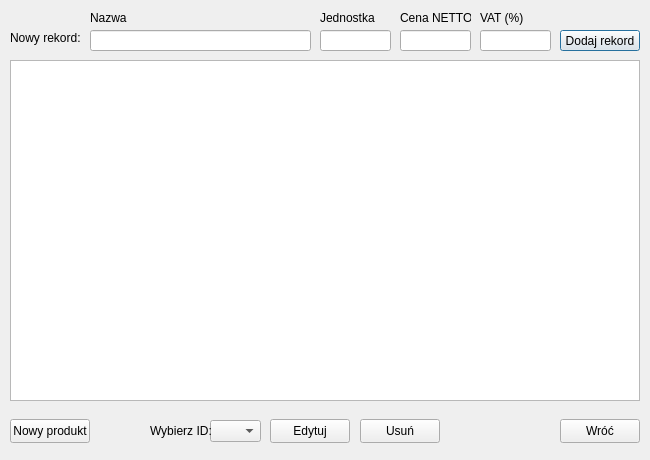
Above: productswindow.ui from DzimiX/ProgramSprzedazowy before the change. Below: the same form after it.
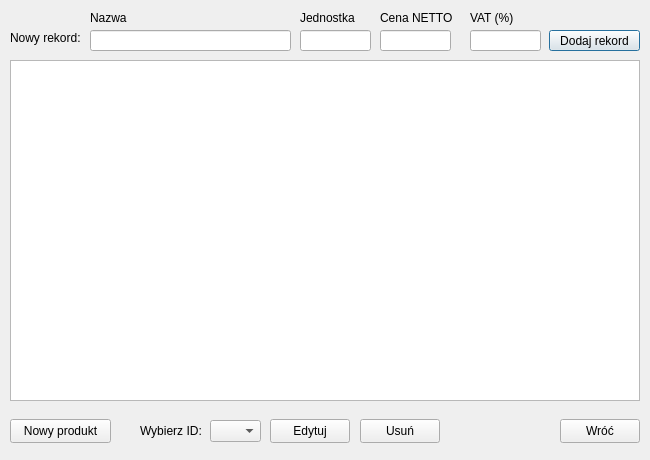
That is the form after the change.

Patch:
```diff
--- a/productswindow.ui
+++ b/productswindow.ui
@@ -61,7 +61,7 @@
     <rect>
      <x>90</x>
      <y>30</y>
-     <width>221</width>
+     <width>201</width>
      <height>21</height>
     </rect>
    </property>
@@ -69,7 +69,7 @@
   <widget class="QLineEdit" name="input_unit">
    <property name="geometry">
     <rect>
-     <x>320</x>
+     <x>300</x>
      <y>30</y>
      <width>71</width>
      <height>21</height>
@@ -79,7 +79,7 @@
   <widget class="QLineEdit" name="input_price">
    <property name="geometry">
     <rect>
-     <x>400</x>
+     <x>380</x>
      <y>30</y>
      <width>71</width>
      <height>21</height>
@@ -89,7 +89,7 @@
   <widget class="QLineEdit" name="input_tax">
    <property name="geometry">
     <rect>
-     <x>480</x>
+     <x>470</x>
      <y>30</y>
      <width>71</width>
      <height>21</height>
@@ -112,7 +112,7 @@
   <widget class="QLabel" name="label_2">
    <property name="geometry">
     <rect>
-     <x>320</x>
+     <x>300</x>
      <y>10</y>
      <width>61</width>
      <height>16</height>
@@ -125,9 +125,9 @@
   <widget class="QLabel" name="label_3">
    <property name="geometry">
     <rect>
-     <x>400</x>
+     <x>380</x>
      <y>10</y>
-     <width>71</width>
+     <width>81</width>
      <height>16</height>
     </rect>
    </property>
@@ -138,7 +138,7 @@
   <widget class="QLabel" name="label_4">
    <property name="geometry">
     <rect>
-     <x>480</x>
+     <x>470</x>
      <y>10</y>
      <width>51</width>
      <height>16</height>
@@ -153,7 +153,7 @@
     <rect>
      <x>10</x>
      <y>30</y>
-     <width>71</width>
+     <width>81</width>
      <height>16</height>
     </rect>
    </property>
@@ -164,9 +164,9 @@
   <widget class="QPushButton" name="button_addNew">
    <property name="geometry">
     <rect>
-     <x>560</x>
+     <x>549</x>
      <y>30</y>
-     <width>80</width>
+     <width>91</width>
      <height>21</height>
     </rect>
    </property>
@@ -187,7 +187,7 @@
   <widget class="QLabel" name="label_6">
    <property name="geometry">
     <rect>
-     <x>150</x>
+     <x>140</x>
      <y>420</y>
      <width>61</width>
      <height>21</height>
@@ -241,7 +241,7 @@
     <rect>
      <x>10</x>
      <y>419</y>
-     <width>80</width>
+     <width>101</width>
      <height>24</height>
     </rect>
    </property>
```
